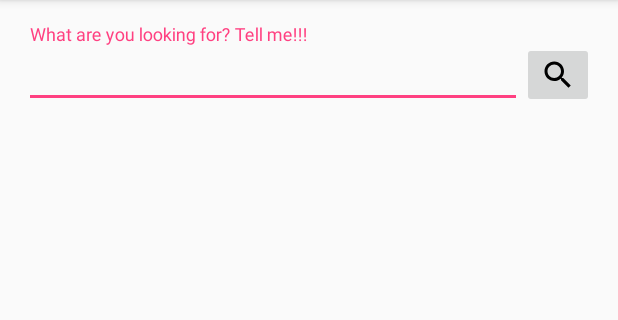
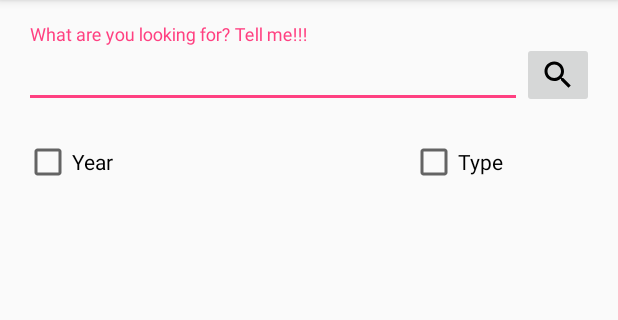
Before and after one commit to kubakow/MovieApp, an Android app: the screen it shows after launch (SearchActivity), on a phone screen of 412 x 824 dp, the part 84-404 px from its top. Run offline under Robolectric (Android 15) with nearby library versions, the phone set to English and light mode, and no system bars; our stand-ins replace ButterKnife.

Commit message:
searching_done

```diff
--- a/MovieApp/app/build.gradle
+++ b/MovieApp/app/build.gradle
@@ -22,6 +22,10 @@ android {
             proguardFiles getDefaultProguardFile('proguard-android.txt'), 'proguard-rules.pro'
         }
     }
+    packagingOptions{
+        exclude 'META-INF/rxjava.properties'
+    }
+
 }
 
 dependencies {
@@ -43,4 +47,6 @@ dependencies {
     compile 'com.squareup.retrofit2:adapter-rxjava2:2.2.0'
     compile 'io.reactivex.rxjava2:rxjava:2.0.1'
     compile 'io.reactivex.rxjava2:rxandroid:2.0.1'
+    compile 'com.jakewharton:butterknife:8.5.1'
+    annotationProcessor 'com.jakewharton:butterknife-compiler:8.5.1'
 }
--- a/MovieApp/app/src/main/java/com/example/rent/movieapp/SearchActivity.java
+++ b/MovieApp/app/src/main/java/com/example/rent/movieapp/SearchActivity.java
@@ -6,24 +6,80 @@ import android.support.design.widget.TextInputEditText;
 import android.support.v7.app.AppCompatActivity;
 import android.os.Bundle;
 import android.view.View;
+import android.widget.CheckBox;
+import android.widget.CompoundButton;
 import android.widget.ImageButton;
+import android.widget.NumberPicker;
+import android.widget.RadioGroup;
+
+import java.util.Calendar;
+import java.util.Date;
+import java.util.HashMap;
+import java.util.Map;
+
+import butterknife.BindView;
+import butterknife.ButterKnife;
+import butterknife.OnCheckedChanged;
+import butterknife.OnClick;
 
 public class SearchActivity extends AppCompatActivity {
 
+    private Map<Integer, String> apiKeysMap = new HashMap<Integer,String>(){{
+        put(R.id.radio_movie, "movie");
+        put(R.id.radio_episode, "episode");
+        put(R.id.radio_game, "game");
+        put(R.id.radio_series, "series");}};
+
+    @BindView(R.id.number_picker_search)
+    NumberPicker numberPicker;
+
+    @BindView(R.id.search_button)
+    ImageButton searchButton;
+
+    @BindView(R.id.text_input_edit_text)
+    TextInputEditText textInputEditText;
+
+    @BindView(R.id.year_checkbox)
+    CheckBox yearBox;
+
+    @BindView(R.id.type_checkbox)
+    CheckBox typeCheckBox;
+
+    @BindView(R.id.radio_group)
+    RadioGroup radioGroup;
 
     @Override
     protected void onCreate(Bundle savedInstanceState) {
 
-
         super.onCreate(savedInstanceState);
         setContentView(R.layout.activity_searching);
-        ImageButton searchButton = (ImageButton) findViewById(R.id.search_button);
-        TextInputEditText textInputEditText = (TextInputEditText) findViewById(R.id.text_input_edit_text);
-        searchButton.setOnClickListener(v ->
-
-                startActivity(ListingActivity.createIntent(SearchActivity.this, textInputEditText.getText().toString())));
-
-
+        ButterKnife.bind(this);
+        Calendar calendar = Calendar.getInstance();
+        int year = calendar.get(Calendar.YEAR);
+        numberPicker.setMinValue(1950);
+        numberPicker.setValue(year);
+        numberPicker.setWrapSelectorWheel(true);
+        numberPicker.setMaxValue(year+3);
     }
 
+    @OnCheckedChanged(R.id.year_checkbox)
+    void onCheckboxStateChanged(CompoundButton buttonView, boolean isChecked){
+        numberPicker.setVisibility(isChecked ? View.VISIBLE : View.GONE);
+    }
+
+    @OnClick(R.id.search_button)
+    void onSearchButtonClick(){
+        int checkRadioId = radioGroup.getCheckedRadioButtonId();
+        String typeKey = typeCheckBox.isChecked() ? apiKeysMap.get(checkRadioId) : null;
+        int year = yearBox.isChecked() ? numberPicker.getValue() : ListingActivity.NO_YEAR_SELECTED;
+
+        startActivity(ListingActivity.createIntent(SearchActivity.this,
+                        textInputEditText.getText().toString(),
+                                year, typeKey));
+    }
+
+    @OnCheckedChanged(R.id.type_checkbox)
+    void onTypeCheckboxStateChanged(CompoundButton buttonView, boolean isChecked){
+        radioGroup.setVisibility(isChecked ? View.VISIBLE : View.GONE);
+    }
 }
--- a/MovieApp/app/src/main/java/com/example/rent/movieapp/SearchService.java
+++ b/MovieApp/app/src/main/java/com/example/rent/movieapp/SearchService.java
@@ -3,6 +3,7 @@ package com.example.rent.movieapp;
 import io.reactivex.Observable;
 import retrofit2.http.Field;
 import retrofit2.http.GET;
+import retrofit2.http.Query;
 
 /**
  * Created by RENT on 2017-03-08.
@@ -10,5 +11,5 @@ import retrofit2.http.GET;
 
 public interface SearchService {
     @GET("/")
-    Observable<SearchResult> search(@Field("s") String title);
+    Observable<SearchResult> search(@Query("s") String title, @Query("y") String year, @Query("type") String type);
 }
--- a/MovieApp/app/src/main/res/layout/activity_searching.xml
+++ b/MovieApp/app/src/main/res/layout/activity_searching.xml
@@ -37,5 +37,65 @@
         android:layout_alignParentRight="true"
         android:layout_alignParentEnd="true" />
 
+    <CheckBox
+        android:layout_width="wrap_content"
+        android:layout_height="wrap_content"
+        android:id="@+id/year_checkbox"
+        android:text="Year"
+        android:layout_marginTop="20dp"
+        android:layout_below="@id/text_input_layout"/>
+
+    <NumberPicker
+        android:visibility="invisible"
+        android:layout_width="wrap_content"
+        android:layout_height="wrap_content"
+        android:id="@+id/number_picker_search"
+        android:layout_below="@id/year_checkbox"/>
+
+    <CheckBox
+        android:layout_width="wrap_content"
+        android:layout_height="wrap_content"
+        android:id="@+id/type_checkbox"
+        android:text="Type"
+        android:layout_alignBaseline="@id/year_checkbox"
+        android:layout_alignParentRight="true"
+        android:layout_marginTop="20dp"
+        android:layout_marginRight="60dp"/>
+
+    <RadioGroup
+        android:visibility="invisible"
+        android:layout_marginTop="16dp"
+        android:layout_alignParentRight="true"
+        android:layout_marginRight="40dp"
+        android:id="@+id/radio_group"
+        android:layout_below="@id/type_checkbox"
+        android:layout_width="wrap_content"
+        android:layout_height="wrap_content">
+
+        <RadioButton
+            android:id="@+id/radio_movie"
+            android:layout_width="wrap_content"
+            android:layout_height="wrap_content"
+            android:text="movie"/>
+
+        <RadioButton
+            android:id="@+id/radio_series"
+            android:layout_width="wrap_content"
+            android:layout_height="wrap_content"
+            android:text="series"/>
+
+        <RadioButton
+            android:id="@+id/radio_game"
+            android:layout_width="wrap_content"
+            android:layout_height="wrap_content"
+            android:text="game"/>
+
+        <RadioButton
+            android:id="@+id/radio_episode"
+            android:layout_width="wrap_content"
+            android:layout_height="wrap_content"
+            android:text="episode"/>
+
+    </RadioGroup>
 
 </RelativeLayout>
```
Also changed, not shown: MovieApp/app/src/main/java/com/example/rent/movieapp/ListingActivity.java (+38 -12 lines), MovieApp/app/src/main/java/com/example/rent/movieapp/ListingPresenter.java (+5 -2 lines), MovieApp/app/src/main/res/layout/activity_listing.xml (+16 -0 lines).
